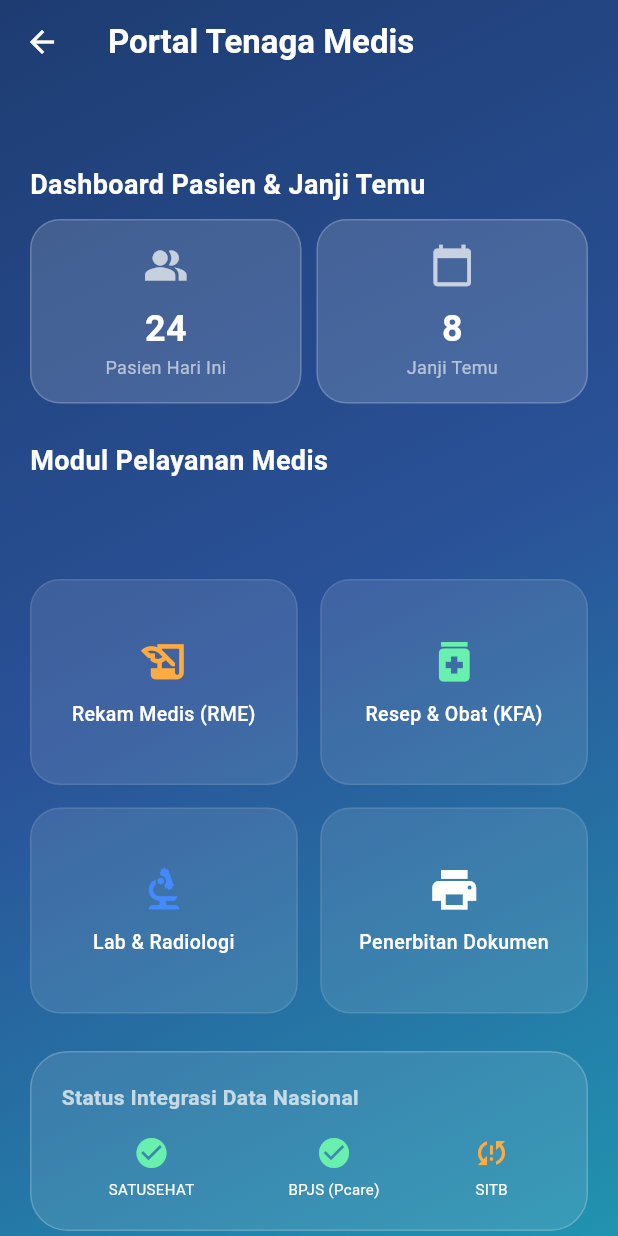
After one commit to afiffudin/dashboard-medis-apps, a Flutter app: the screen it shows after launch, after a tap on "Tenaga Medis", on a phone screen of 412 x 824 dp. The commit adds this screen. Run offline on Flutter 3.47's test engine with Material 3 defaults, Android fonts, the phone set to English and light mode, and no system bars.

Commit message:
dashboard

```diff
--- a/lib/dashboard_page.dart
+++ b/lib/dashboard_page.dart
@@ -1,6 +1,7 @@
 import 'package:flutter/material.dart';
 import 'widgets/dashboard_item.dart';
 import 'analytics_page.dart';
+import 'tenaga_medis_page.dart'; //
 
 class DashboardPage extends StatelessWidget {
   final bool isDarkMode;
@@ -70,7 +71,16 @@ class DashboardPage extends StatelessWidget {
                     ),
                   ),
                 ),
-                DashboardItem(icon: Icons.receipt, title: 'Request'),
+                DashboardItem(
+                  icon: Icons.medical_information,
+                  title: 'Tenaga Medis',
+                  onTap: () => Navigator.push(
+                    context,
+                    MaterialPageRoute(
+                      builder: (context) => const TenagaMedisPage(),
+                    ),
+                  ),
+                ),
                 DashboardItem(icon: Icons.contact_mail, title: 'Contact Us'),
               ],
             ),
--- /dev/null
+++ b/lib/tenaga_medis_page.dart
@@ -0,0 +1,298 @@
+import 'package:flutter/material.dart';
+
+class TenagaMedisPage extends StatelessWidget {
+  const TenagaMedisPage({super.key});
+
+  @override
+  Widget build(BuildContext context) {
+    return Scaffold(
+      extendBodyBehindAppBar: true,
+      appBar: AppBar(
+        title: const Text(
+          'Portal Tenaga Medis',
+          style: TextStyle(fontWeight: FontWeight.bold, color: Colors.white),
+        ),
+        iconTheme: const IconThemeData(
+          color: Colors.white,
+        ), // Tombol back jadi putih
+        backgroundColor: Colors.transparent,
+        elevation: 0,
+      ),
+      body: Container(
+        width: double.infinity,
+        decoration: const BoxDecoration(
+          gradient: LinearGradient(
+            begin: Alignment.topLeft,
+            end: Alignment.bottomRight,
+            colors: [Color(0xFF1e3c72), Color(0xFF2a5298), Color(0xFF2193b0)],
+          ),
+        ),
+        child: SingleChildScrollView(
+          padding: const EdgeInsets.fromLTRB(20, 110, 20, 20),
+          child: Column(
+            crossAxisAlignment: CrossAxisAlignment.start,
+            children: [
+              // --- 1. RINGKASAN DASHBOARD PASIEN ---
+              _buildSectionTitle("Dashboard Pasien & Janji Temu"),
+              const SizedBox(height: 10),
+              Row(
+                children: [
+                  _buildMetricGlass("Pasien Hari Ini", "24", Icons.people_alt),
+                  const SizedBox(width: 10),
+                  _buildMetricGlass("Janji Temu", "8", Icons.calendar_today),
+                ],
+              ),
+
+              const SizedBox(height: 25),
+
+              // --- 2. GRID MENU MODUL UTAMA DENGAN EFEK KLIK PUTIH ---
+              _buildSectionTitle("Modul Pelayanan Medis"),
+              const SizedBox(height: 10),
+              GridView.count(
+                shrinkWrap: true,
+                physics: const NeverScrollableScrollPhysics(),
+                crossAxisCount: 2,
+                mainAxisSpacing: 15,
+                crossAxisSpacing: 15,
+                childAspectRatio: 1.3,
+                children: [
+                  _buildMenuGlass(
+                    "Rekam Medis (RME)",
+                    Icons.history_edu,
+                    Colors.orangeAccent,
+                    onTap: () => Navigator.push(
+                      context,
+                      MaterialPageRoute(builder: (context) => const RmePage()),
+                    ),
+                  ),
+                  _buildMenuGlass(
+                    "Resep & Obat (KFA)",
+                    Icons.medication,
+                    Colors.greenAccent,
+                  ),
+                  _buildMenuGlass(
+                    "Lab & Radiologi",
+                    Icons.biotech,
+                    Colors.blueAccent,
+                  ),
+                  _buildMenuGlass(
+                    "Penerbitan Dokumen",
+                    Icons.print,
+                    Colors.white,
+                  ),
+                ],
+              ),
+
+              const SizedBox(height: 25),
+
+              // --- 3. INTEGRASI DATA (SATUSEHAT/BPJS) ---
+              _buildGlassContainer(
+                title: "Status Integrasi Data Nasional",
+                child: Row(
+                  mainAxisAlignment: MainAxisAlignment.spaceAround,
+                  children: [
+                    _buildIntegrationStatus("SATUSEHAT", true),
+                    _buildIntegrationStatus("BPJS (Pcare)", true),
+                    _buildIntegrationStatus("SITB", false),
+                  ],
+                ),
+              ),
+
+              const SizedBox(height: 25),
+
+              // --- 4. KOMUNIKASI & TELEMEDISIN ---
+              _buildSectionTitle("Komunikasi & Telemedisin"),
+              const SizedBox(height: 10),
+              _buildGlassContainer(
+                title: "Konsultasi Video 24 Jam",
+                child: ListTile(
+                  contentPadding: EdgeInsets.zero,
+                  leading: const CircleAvatar(
+                    backgroundColor: Colors.redAccent,
+                    child: Icon(Icons.videocam, color: Colors.white),
+                  ),
+                  title: const Text(
+                    "3 Pasien Menunggu",
+                    style: TextStyle(color: Colors.white),
+                  ),
+                  subtitle: const Text(
+                    "Klik untuk memulai sesi",
+                    style: TextStyle(color: Colors.white70),
+                  ),
+                  trailing: ElevatedButton(
+                    onPressed: () {},
+                    style: ElevatedButton.styleFrom(
+                      backgroundColor: Colors.white24,
+                    ),
+                    child: const Text("Buka Chat"),
+                  ),
+                ),
+              ),
+
+              const SizedBox(height: 25),
+
+              // --- 5. ANALISIS & LAPORAN ---
+              _buildSectionTitle("Pelaporan & 10 Besar Diagnosis"),
+              const SizedBox(height: 10),
+              _buildGlassContainer(
+                title: "Statistik Diagnosis (ICD-10)",
+                child: Column(
+                  children: [
+                    _buildReportRow("1. Nasopharyngitis (J00)", "45%"),
+                    _buildReportRow("2. Hypertension (I10)", "30%"),
+                    _buildReportRow("3. Myalgia (M79.1)", "15%"),
+                  ],
+                ),
+              ),
+              const SizedBox(height: 30),
+            ],
+          ),
+        ),
+      ),
+    );
+  }
+
+  // --- WIDGET HELPERS ---
+
+  Widget _buildSectionTitle(String title) {
+    return Text(
+      title,
+      style: const TextStyle(
+        color: Colors.white,
+        fontSize: 18,
+        fontWeight: FontWeight.bold,
+      ),
+    );
+  }
+
+  Widget _buildMetricGlass(String label, String value, IconData icon) {
+    return Expanded(
+      child: Container(
+        padding: const EdgeInsets.all(15),
+        decoration: BoxDecoration(
+          color: Colors.white.withOpacity(0.15),
+          borderRadius: BorderRadius.circular(20),
+          border: Border.all(color: Colors.white.withOpacity(0.2)),
+        ),
+        child: Column(
+          children: [
+            Icon(icon, color: Colors.white70, size: 30),
+            const SizedBox(height: 10),
+            Text(
+              value,
+              style: const TextStyle(
+                color: Colors.white,
+                fontSize: 24,
+                fontWeight: FontWeight.bold,
+              ),
+            ),
+            Text(
+              label,
+              style: const TextStyle(color: Colors.white60, fontSize: 12),
+            ),
+          ],
+        ),
+      ),
+    );
+  }
+
+  // MODIFIKASI: Menambahkan Material & InkWell agar card bisa diklik dengan warna highlight putih
+  Widget _buildMenuGlass(String title, IconData icon, Color color) {
+    return Material(
+      color: Colors.transparent,
+      child: InkWell(
+        onTap: () {},
+        borderRadius: BorderRadius.circular(20),
+        splashColor: Colors.white.withOpacity(0.3), // Warna splash saat diklik
+        highlightColor: Colors.white.withOpacity(
+          0.1,
+        ), // Warna background putih tipis saat ditekan
+        child: Container(
+          decoration: BoxDecoration(
+            color: Colors.white.withOpacity(0.1),
+            borderRadius: BorderRadius.circular(20),
+            border: Border.all(color: Colors.white.withOpacity(0.1)),
+          ),
+          child: Column(
+            mainAxisAlignment: MainAxisAlignment.center,
+            children: [
+              Icon(icon, color: color, size: 35),
+              const SizedBox(height: 8),
+              Text(
+                title,
+                textAlign: TextAlign.center,
+                style: const TextStyle(
+                  color: Colors.white,
+                  fontSize: 13,
+                  fontWeight: FontWeight.w500,
+                ),
+              ),
+            ],
+          ),
+        ),
+      ),
+    );
+  }
+
+  Widget _buildGlassContainer({required String title, required Widget child}) {
+    return Container(
+      width: double.infinity,
+      padding: const EdgeInsets.all(20),
+      decoration: BoxDecoration(
+        color: Colors.white.withOpacity(0.1),
+        borderRadius: BorderRadius.circular(25),
+        border: Border.all(color: Colors.white.withOpacity(0.2)),
+      ),
+      child: Column(
+        crossAxisAlignment: CrossAxisAlignment.start,
+        children: [
+          Text(
+            title,
+            style: const TextStyle(
+              color: Colors.white70,
+              fontSize: 14,
+              fontWeight: FontWeight.bold,
+            ),
+          ),
+          const SizedBox(height: 15),
+          child,
+        ],
+      ),
+    );
+  }
+
+  Widget _buildIntegrationStatus(String platform, bool isSynced) {
+    return Column(
+      children: [
+        Icon(
+          isSynced ? Icons.check_circle : Icons.sync_problem,
+          color: isSynced ? Colors.greenAccent : Colors.orangeAccent,
+        ),
+        const SizedBox(height: 5),
+        Text(
+          platform,
+          style: const TextStyle(color: Colors.white, fontSize: 10),
+        ),
+      ],
+    );
+  }
+
+  Widget _buildReportRow(String name, String percentage) {
+    return Padding(
+      padding: const EdgeInsets.symmetric(vertical: 4),
+      child: Row(
+        mainAxisAlignment: MainAxisAlignment.spaceBetween,
+        children: [
+          Text(name, style: const TextStyle(color: Colors.white70)),
+          Text(
+            percentage,
+            style: const TextStyle(
+              color: Colors.white,
+              fontWeight: FontWeight.bold,
+            ),
+          ),
+        ],
+      ),
+    );
+  }
+}
```
Also changed, not shown: lib/rme_page.dart (added, +260 -0 lines).
